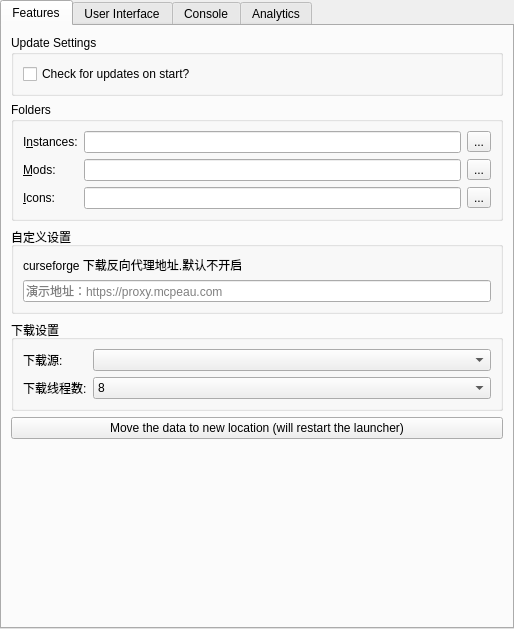
First picture: the form in launcher/ui/pages/global/LauncherPage.ui, repository graytoowolf/Launcher-Cracked, before the edit.
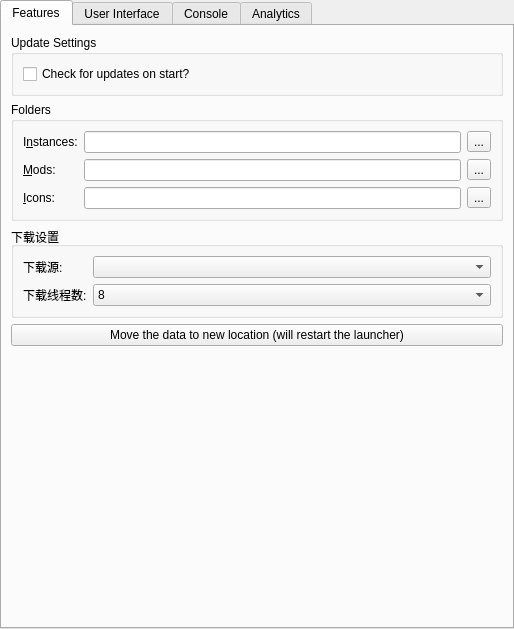
Second picture: the form after the edit.

Commit message: 移除CF单独反向代理下载MOD，改为MOD、资源全部代理

What changed in the file:
```diff
--- a/launcher/ui/pages/global/LauncherPage.ui
+++ b/launcher/ui/pages/global/LauncherPage.ui
@@ -130,32 +130,6 @@
          </layout>
         </widget>
        </item>
-       <item>
-        <widget class="QGroupBox" name="customizeBox">
-         <property name="title">
-          <string>自定义设置</string>
-         </property>
-         <layout class="QGridLayout" name="gridLayout">
-          <item row="1" column="0">
-           <widget class="QLineEdit" name="WorkersurlDirTextBox">
-            <property name="placeholderText">
-             <string>演示地址：https://proxy.mcpeau.com</string>
-            </property>
-           </widget>
-          </item>
-          <item row="0" column="0">
-           <widget class="QLabel" name="WorkersurlInstDir">
-            <property name="text">
-             <string>&lt;html&gt;&lt;head/&gt;&lt;body&gt;&lt;p&gt;curseforge 下载反向代理地址.默认不开启&lt;/p&gt;&lt;/body&gt;&lt;/html&gt;</string>
-            </property>
-            <property name="buddy">
-             <cstring>instDirTextBox</cstring>
-            </property>
-           </widget>
-          </item>
-         </layout>
-        </widget>
-       </item>
        <item>
         <widget class="QGroupBox" name="groupdownload">
          <property name="title">
```
The commit also changes 5 other files.
